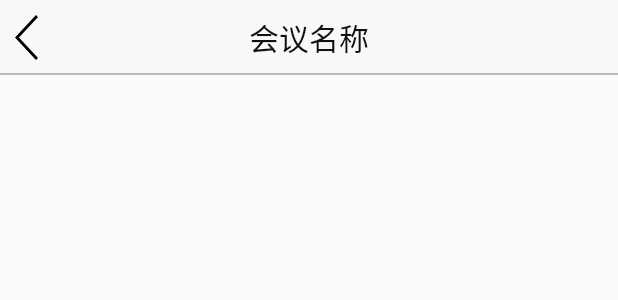
After one commit to cchuhu/QRFore, an Android app: the layout activity_register.xml on its own in the app's theme, with its tools: preview values and no code run, on a phone screen of 412 x 824 dp. The commit adds this screen. Shown: the top 300 px of the screen. Run offline under Robolectric (Android 15) with nearby library versions, the phone set to English and light mode, and no system bars.

Commit message:
修改bug

```diff
--- /dev/null
+++ b/app/src/main/res/layout/activity_register.xml
@@ -0,0 +1,44 @@
+<?xml version="1.0" encoding="utf-8"?>
+<RelativeLayout
+    xmlns:android="http://schemas.android.com/apk/res/android"
+    xmlns:tools="http://schemas.android.com/tools"
+    android:layout_width="match_parent"
+    android:layout_height="match_parent"
+    tools:context="huhu.com.qrfore.Activity.RegisterActivity">
+    <RelativeLayout
+        android:id="@+id/relativeLayout"
+        android:layout_width="match_parent"
+        android:layout_height="50dp"
+        android:background="#f8f8f8">
+
+        <ImageButton
+            android:id="@+id/btn_back"
+            android:layout_width="15dp"
+            android:layout_height="30dp"
+            android:layout_alignParentLeft="true"
+            android:layout_alignParentStart="true"
+            android:layout_centerVertical="true"
+            android:layout_marginLeft="10dp"
+            android:layout_marginStart="10dp"
+            android:background="@mipmap/back"/>
+
+        <TextView
+            android:id="@+id/tv_endmeetname"
+            android:layout_width="wrap_content"
+            android:layout_height="wrap_content"
+            android:layout_centerHorizontal="true"
+            android:layout_centerVertical="true"
+            android:text="会议名称"
+            android:textColor="#101010"
+            android:textSize="20sp"
+            />
+
+
+        <TextView
+            android:layout_width="match_parent"
+            android:layout_height="1dp"
+            android:layout_alignParentBottom="true"
+            android:background="#bbbbbb"/>
+    </RelativeLayout>
+
+</RelativeLayout>
```
Also changed, not shown: app/src/main/AndroidManifest.xml (+20 -19 lines), app/src/main/java/huhu/com/qrfore/Activity/CaptureActivity.java (+13 -4 lines), app/src/main/java/huhu/com/qrfore/Activity/HandOpActivity.java (+8 -1 lines), app/src/main/java/huhu/com/qrfore/Activity/LoginActivity.java (+9 -1 lines), app/src/main/java/huhu/com/qrfore/Activity/MeetActivity.java (+31 -1 lines), app/src/main/java/huhu/com/qrfore/Activity/RegisterActivity.java (added, +15 -0 lines), app/src/main/java/huhu/com/qrfore/Net/ClearConnection.java (added, +33 -0 lines), app/src/main/java/huhu/com/qrfore/Net/RegisterConnection.java (added, +33 -0 lines), app/src/main/java/huhu/com/qrfore/Util/Config.java (+6 -2 lines), app/src/main/res/layout/activity_main.xml (+9 -1 lines), app/src/main/res/layout/activity_meet.xml (+7 -0 lines), 1 other file.
